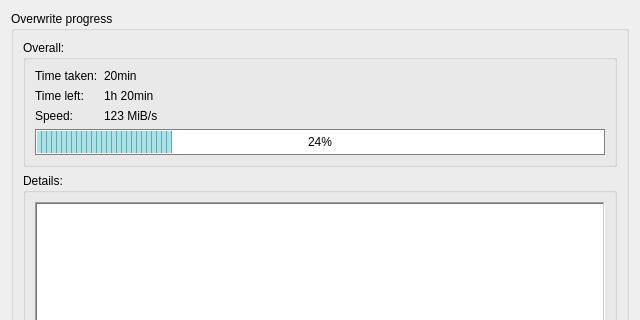
Before: the Qt Designer form KuuraGUI/ProgressTab.ui in visuve/Tunkio, drawn with Qt 5; both pictures show x 0 to 640 and y 0 to 320 of the 640 by 480 pixel window.
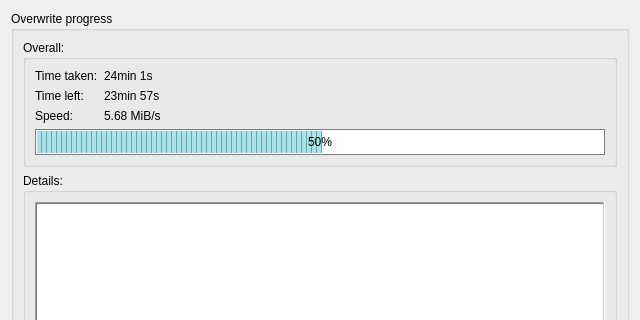
After: the same form once the commit is applied.

Commit message: Add a light background in ProgressBarDelegate

```diff
--- a/KuuraGUI/ProgressTab.ui
+++ b/KuuraGUI/ProgressTab.ui
@@ -59,7 +59,7 @@
          <item row="0" column="1">
           <widget class="QLabel" name="labelTimeTaken">
            <property name="text">
-            <string>20min</string>
+            <string>24min 1s</string>
            </property>
           </widget>
          </item>
@@ -73,7 +73,7 @@
          <item row="1" column="1">
           <widget class="QLabel" name="labelTimeLeft">
            <property name="text">
-            <string>1h 20min</string>
+            <string>23min 57s</string>
            </property>
           </widget>
          </item>
@@ -87,7 +87,7 @@
          <item row="2" column="1">
           <widget class="QLabel" name="labelSpeed">
            <property name="text">
-            <string>123 MiB/s</string>
+            <string>5.68 MiB/s</string>
            </property>
           </widget>
          </item>
@@ -106,7 +106,7 @@
 }</string>
            </property>
            <property name="value">
-            <number>24</number>
+            <number>50</number>
            </property>
           </widget>
          </item>
```
The commit also changes 1 other file.
